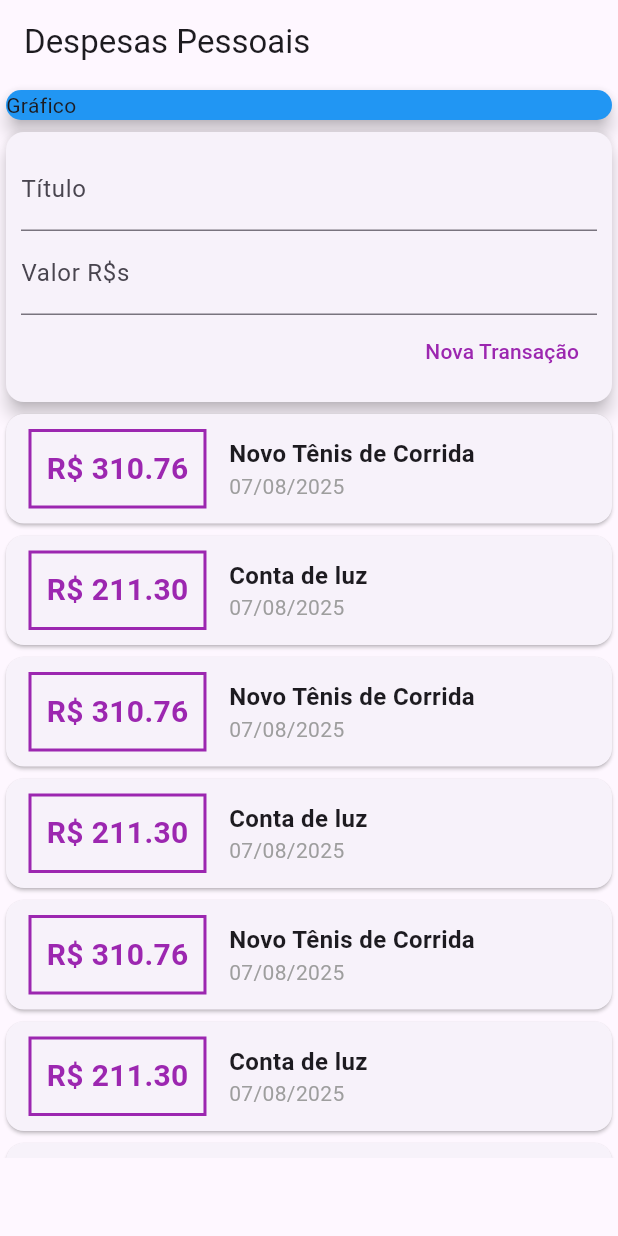
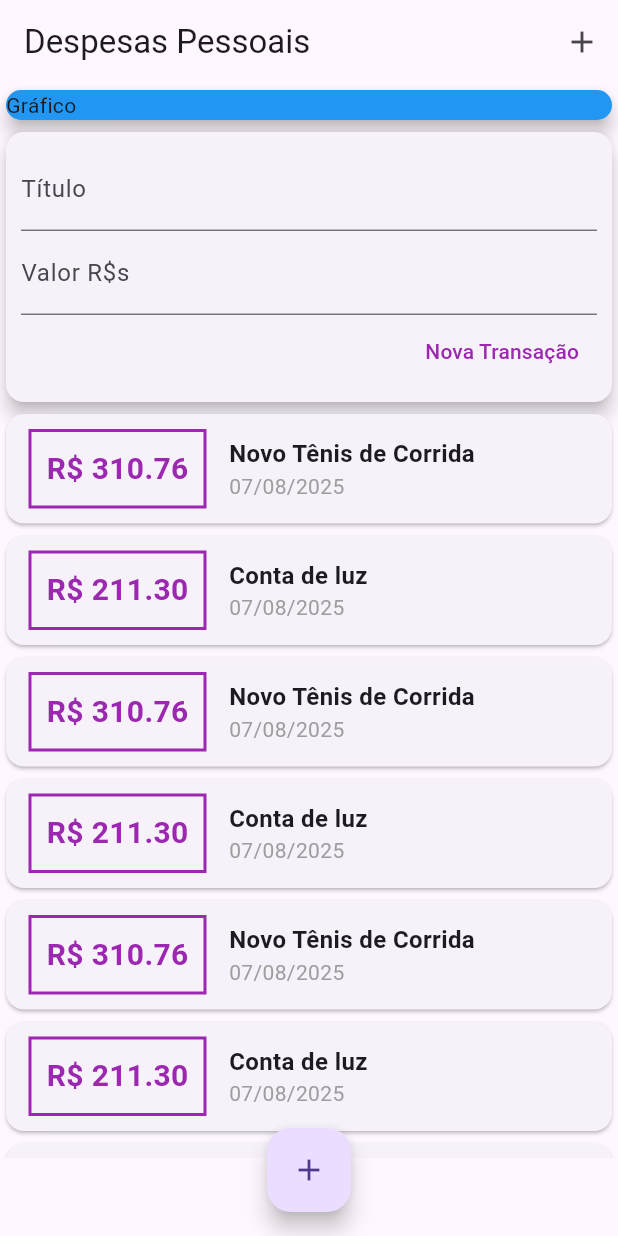
Before and after one commit to wagnerchimenez/expenses, a Flutter app: the screen it shows after launch, after a tap on "Nova Transação", on a phone screen of 412 x 824 dp. Run offline on Flutter 3.47's test engine with Material 3 defaults, Android fonts, the phone set to English and light mode, and no system bars.

Commit message:
feat: Utilizando FloatingActionButton

```diff
--- a/projects/expenses/lib/components/transaction_form.dart
+++ b/projects/expenses/lib/components/transaction_form.dart
@@ -8,7 +8,7 @@ class TransactionForm extends StatelessWidget {
 
   TransactionForm({super.key, required this.onSubmit});
 
-  _submitForm() {
+  void _submitForm() {
     final title = titleController.text;
     final value = double.tryParse(valueController.text) ?? 0.0;
 
--- a/projects/expenses/lib/main.dart
+++ b/projects/expenses/lib/main.dart
@@ -18,7 +18,10 @@ class MyHomePage extends StatelessWidget {
   @override
   Widget build(BuildContext context) {
     return Scaffold(
-      appBar: AppBar(title: Text('Despesas Pessoais')),
+      appBar: AppBar(
+        title: Text('Despesas Pessoais'),
+        actions: <Widget>[IconButton(onPressed: () {}, icon: Icon(Icons.add))],
+      ),
       body: SingleChildScrollView(
         child: Column(
           crossAxisAlignment: CrossAxisAlignment.start,
@@ -35,6 +38,11 @@ class MyHomePage extends StatelessWidget {
           ],
         ),
       ),
+      floatingActionButton: FloatingActionButton(
+        onPressed: () {},
+        child: Icon(Icons.add),
+      ),
+      floatingActionButtonLocation: FloatingActionButtonLocation.centerFloat,
     );
   }
 }
```
